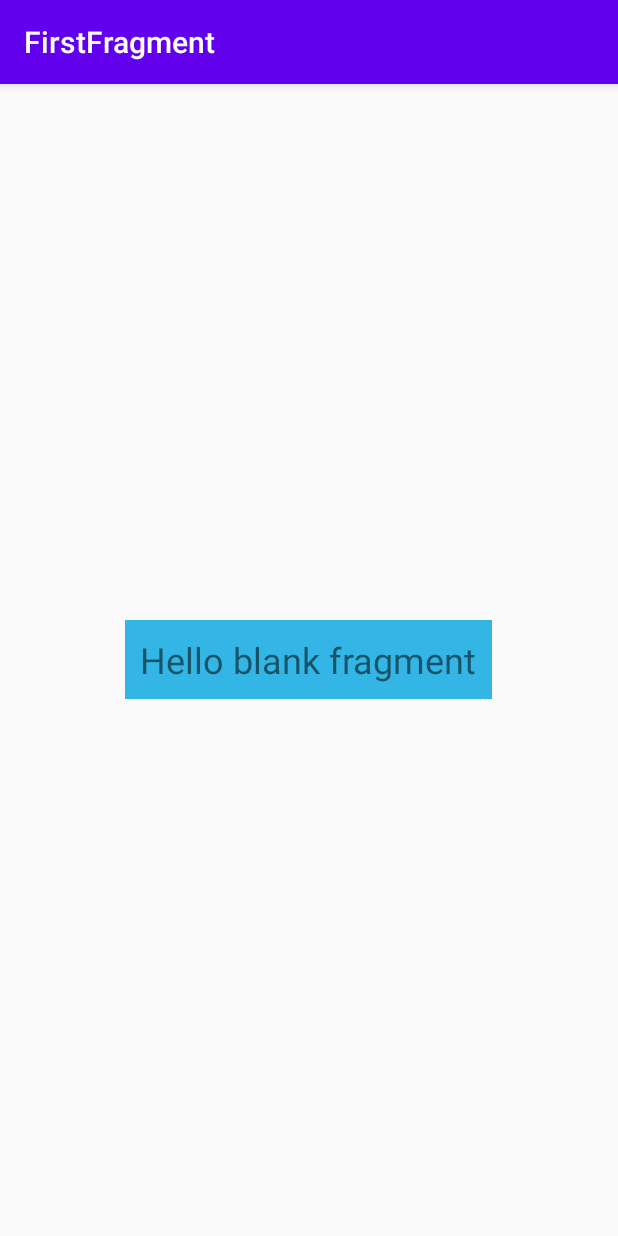
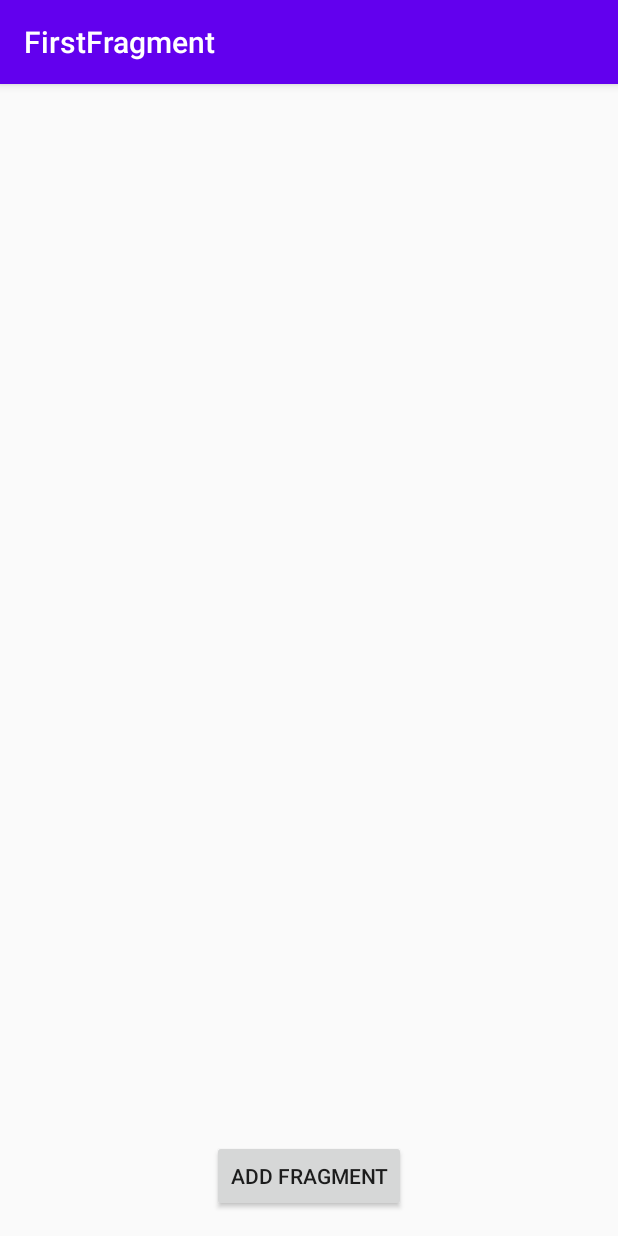
Before and after one commit to caccheme/FirstFragment, an Android app: the screen it shows after launch (MainActivity), on a phone screen of 412 x 824 dp. Run offline under Robolectric (Android 15) with nearby library versions, the phone set to English and light mode, and no system bars.

Commit message:
make fragment persistent for the lifetime of the activity

```diff
--- a/app/src/main/java/com/example/firstfragment/MainActivity.kt
+++ b/app/src/main/java/com/example/firstfragment/MainActivity.kt
@@ -2,19 +2,19 @@ package com.example.firstfragment
 
 import androidx.appcompat.app.AppCompatActivity
 import android.os.Bundle
-import com.example.firstfragment.R.id.simple_fragment
-import kotlinx.android.synthetic.main.activity_main.*
-
+import android.view.View
 
 
 class MainActivity : AppCompatActivity() {
 
+    private val fragment: SimpleFragment = SimpleFragment()
+
     override fun onCreate(savedInstanceState: Bundle?) {
         super.onCreate(savedInstanceState)
         setContentView(R.layout.activity_main)
+    }
 
-        val fragment = SimpleFragment()
-
+    fun clickHandler(@Suppress("UNUSED_PARAMETER")view: View) {
         supportFragmentManager
             .beginTransaction()
             .add(R.id.simple_fragment, fragment)
--- a/app/src/main/res/layout/activity_main.xml
+++ b/app/src/main/res/layout/activity_main.xml
@@ -17,4 +17,13 @@
         android:layout_height="wrap_content"
         android:layout_centerInParent="true" />
 
+    <Button
+        android:id="@+id/button_fragment"
+        android:layout_width="wrap_content"
+        android:layout_height="wrap_content"
+        android:layout_alignParentBottom="true"
+        android:layout_centerHorizontal="true"
+        android:text="@string/add_fragment"
+        android:onClick="clickHandler"/>
+
 </RelativeLayout>
--- a/app/src/main/res/values/strings.xml
+++ b/app/src/main/res/values/strings.xml
@@ -2,4 +2,5 @@
     <string name="app_name">FirstFragment</string>
     <!-- TODO: Remove or change this placeholder text -->
     <string name="hello_blank_fragment">Hello blank fragment</string>
+    <string name="add_fragment">Add Fragment</string>
 </resources>
```
